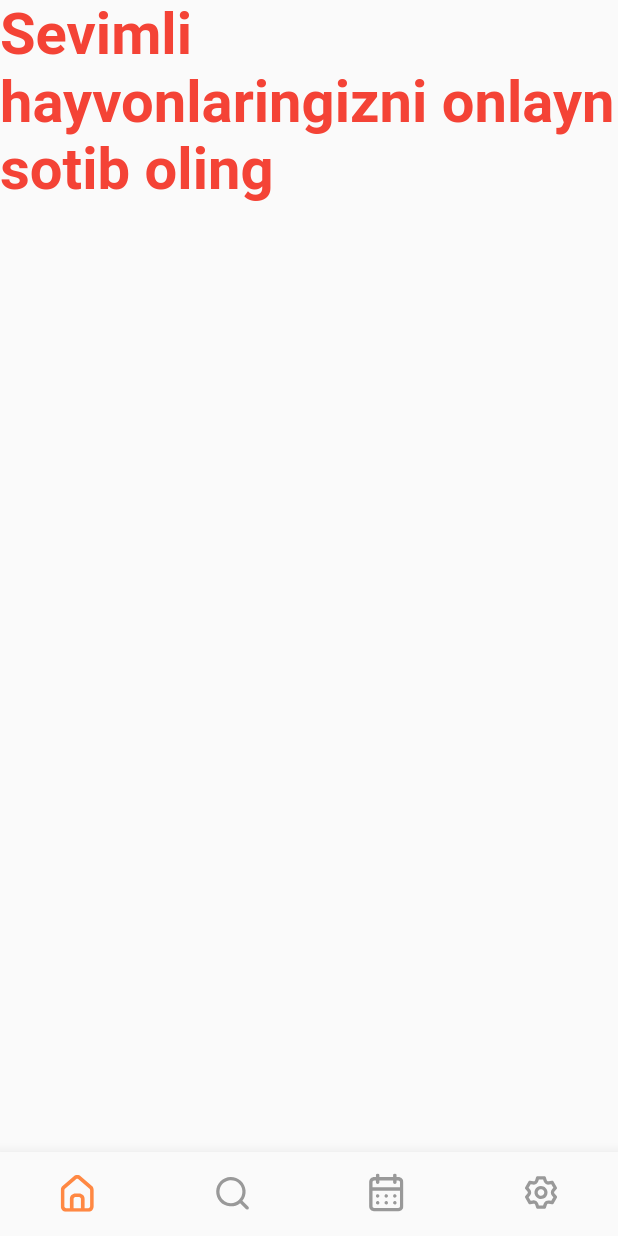
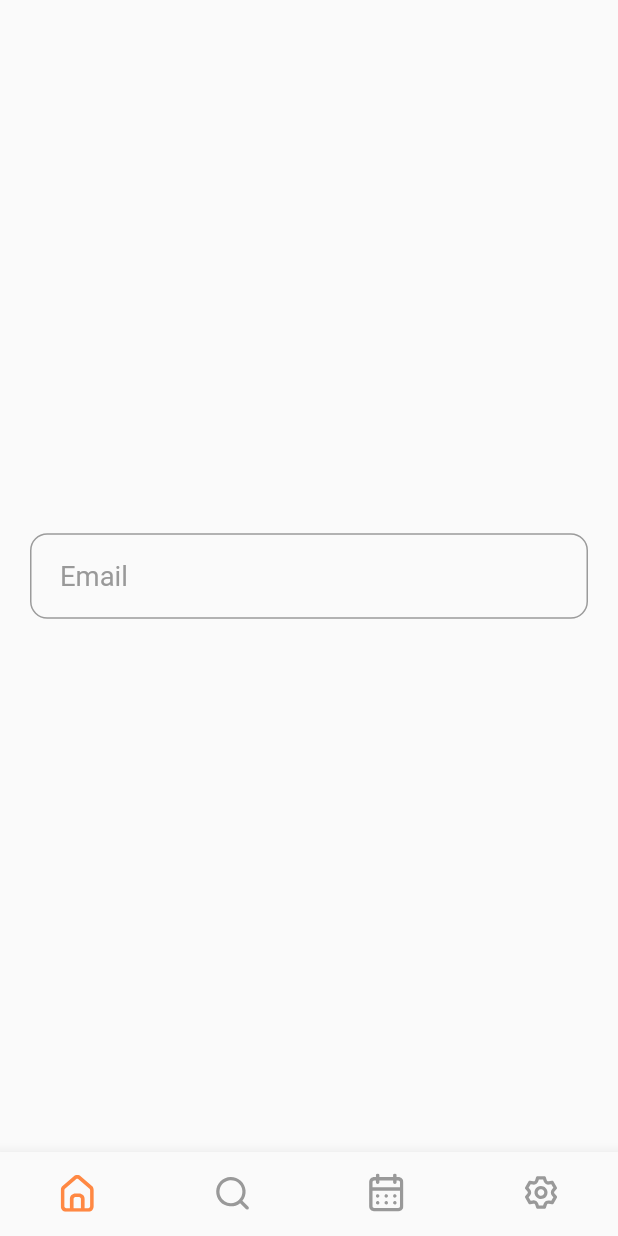
Before and after one commit to ZuhriddinYoqubov/smart-farm, a Flutter app: the screen it shows after launch, on a phone screen of 412 x 824 dp. Run offline on Flutter 3.47's test engine with Material 2 defaults, Android fonts, the phone set to English and light mode, and no system bars; our stand-ins replace flutter_svg.

Commit message:
MyTextFormField va MyEdgeInsets'lar yozildi

```diff
--- a/lib/screens/home/home_page_view.dart
+++ b/lib/screens/home/home_page_view.dart
@@ -2,7 +2,9 @@ import 'package:flutter/material.dart';
 import 'package:smartfarm/core/components/size_config.dart';
 import 'package:smartfarm/core/constants/const_colors.dart';
 import 'package:smartfarm/widgets/my_bottom_nav_bar.dart';
+import 'package:smartfarm/widgets/my_edge_insets.dart';
 import 'package:smartfarm/widgets/my_text_bold.dart';
+import 'package:smartfarm/widgets/my_text_form_tield.dart';
 
 class HomePageView extends StatelessWidget {
   const HomePageView({Key? key}) : super(key: key);
@@ -12,14 +14,14 @@ class HomePageView extends StatelessWidget {
     SizeConfig().init(context);
     return Scaffold(
       bottomNavigationBar: MyBottomNavigationBar(),
-      body: Column(
-        children: [
-          MyTextBold(
-            text: "Sevimli hayvonlaringizni onlayn sotib oling",
-            color: Colors.red,
-            // size: 40.0,
-          )
-        ],
+      body: Padding(
+        padding: MyEdgeInsets.symmetric(h: 20.0),
+        child: Column(
+          mainAxisAlignment: MainAxisAlignment.center,
+          children: [
+           MyTextFormField(hint: "Email")
+          ],
+        ),
       ),
     );
   }
--- /dev/null
+++ b/lib/widgets/my_edge_insets.dart
@@ -0,0 +1,6 @@
+import 'package:flutter/material.dart';
+
+class MyEdgeInsets {
+  static symmetric({double h = 0.0, double v = 0.0}) =>
+      EdgeInsets.symmetric(horizontal: h, vertical: v);
+}
--- /dev/null
+++ b/lib/widgets/my_text_form_tield.dart
@@ -0,0 +1,55 @@
+import 'package:flutter/material.dart';
+import 'package:smartfarm/core/components/size_config.dart';
+import 'package:smartfarm/core/constants/const_colors.dart';
+import 'package:smartfarm/widgets/my_edge_insets.dart';
+
+class MyTextFormField extends StatelessWidget {
+  String? hint;
+  TextEditingController? controller;
+  TextInputAction? action;
+  TextInputType? inputType;
+  TextCapitalization capitalization;
+  bool obscureText;
+
+  MyTextFormField({
+    Key? key,
+    this.hint,
+    this.controller,
+    this.inputType,
+    this.action,
+    this.capitalization = TextCapitalization.none,
+    this.obscureText = false,
+  }) : super(key: key);
+
+  @override
+  Widget build(BuildContext context) {
+    return TextFormField(
+      controller: controller,
+      textCapitalization: capitalization,
+      obscureText: obscureText,
+      textInputAction: action,
+      keyboardType: inputType,
+      // cursorColor: grey,
+      style: _textStyle(),
+      decoration: _setDecoration(),
+    );
+  }
+
+  InputDecoration _setDecoration() => InputDecoration(
+        hintText: hint,
+        hintStyle: _textStyle(),
+        border: _setBorder(),
+        focusedBorder: _setBorder(),
+        contentPadding: MyEdgeInsets.symmetric(v: 18, h: 20),
+      );
+
+  OutlineInputBorder _setBorder() => OutlineInputBorder(
+      borderSide: const BorderSide(color: grey),
+      borderRadius: BorderRadius.circular(getUniqueW(10.0)));
+
+  TextStyle _textStyle() => TextStyle(
+        color: grey,
+        fontSize: getUniqueW(16.0),
+        fontWeight: FontWeight.w400,
+      );
+}
```
